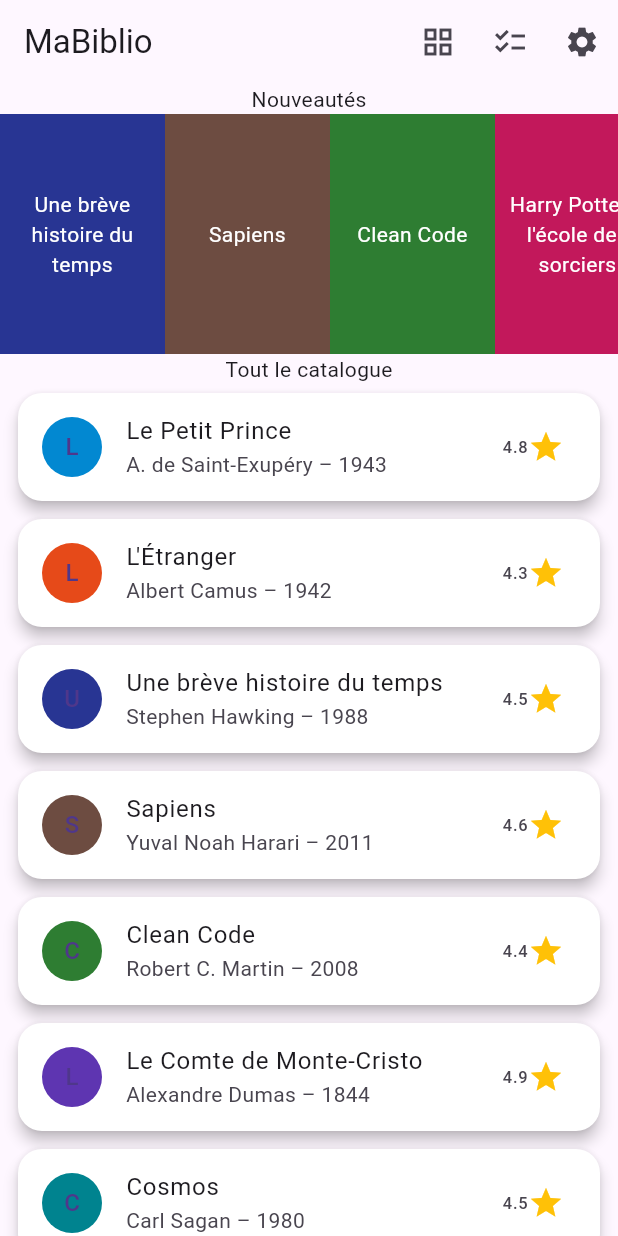
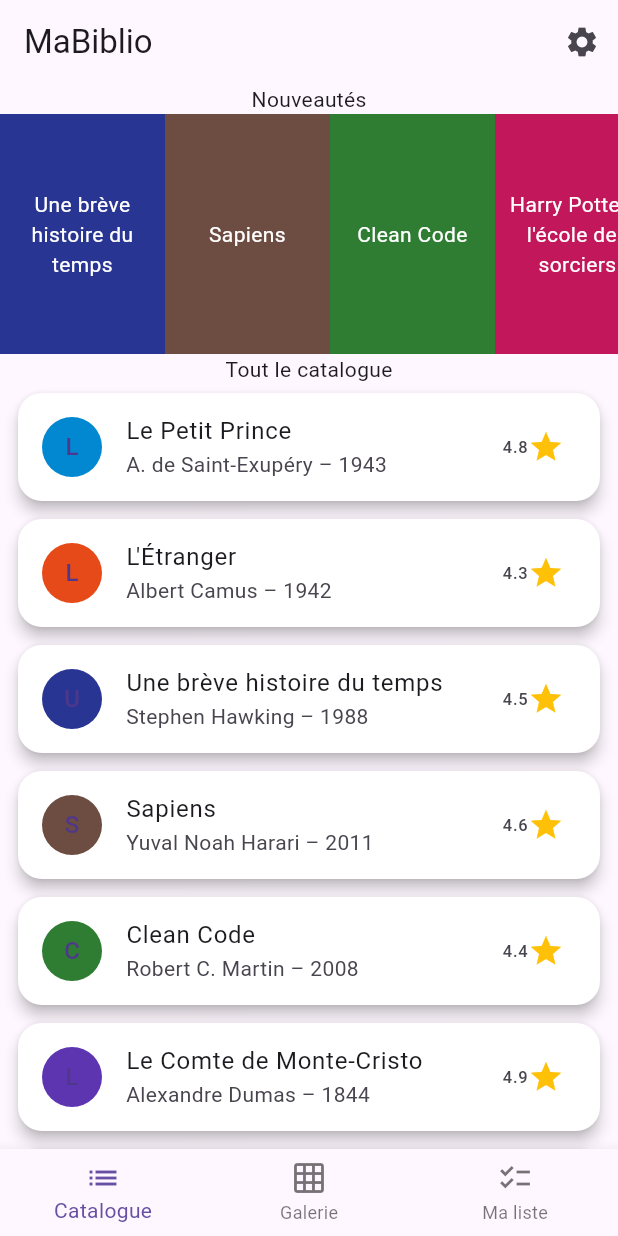
Before and after one commit to rayenn-ar/ma-biblio, a Flutter app: the screen it shows after launch, on a phone screen of 412 x 824 dp. Run offline on Flutter 3.47's test engine with Material 3 defaults, Android fonts, the phone set to English and light mode, and no system bars.

```diff
--- a/lib/data/livres_data.dart
+++ /dev/null
@@ -1,118 +0,0 @@
-import 'package:flutter/material.dart';
-
-import '../models/livre.dart';
-
-final List<Livre> livres = [
-  Livre(
-    id: 1,
-    titre: 'Le Petit Prince',
-    auteur: 'A. de Saint-Exupéry',
-    genre: 'Jeunesse',
-    annee: 1943,
-    note: 4.8,
-    couleur: Color(0xFF0288D1),
-  ),
-  Livre(
-    id: 2,
-    titre: "L'Étranger",
-    auteur: 'Albert Camus',
-    genre: 'Roman',
-    annee: 1942,
-    note: 4.3,
-    couleur: Color(0xFFE64A19),
-  ),
-  Livre(
-    id: 3,
-    titre: 'Une brève histoire du temps',
-    auteur: 'Stephen Hawking',
-    genre: 'Science',
-    annee: 1988,
-    note: 4.5,
-    couleur: Color(0xFF283593),
-    nouveaute: true,
-  ),
-  Livre(
-    id: 4,
-    titre: 'Sapiens',
-    auteur: 'Yuval Noah Harari',
-    genre: 'Histoire',
-    annee: 2011,
-    note: 4.6,
-    couleur: Color(0xFF6D4C41),
-    nouveaute: true,
-  ),
-  Livre(
-    id: 5,
-    titre: 'Clean Code',
-    auteur: 'Robert C. Martin',
-    genre: 'Informatique',
-    annee: 2008,
-    note: 4.4,
-    couleur: Color(0xFF2E7D32),
-    nouveaute: true,
-  ),
-  Livre(
-    id: 6,
-    titre: 'Le Comte de Monte-Cristo',
-    auteur: 'Alexandre Dumas',
-    genre: 'Roman',
-    annee: 1844,
-    note: 4.9,
-    couleur: Color(0xFF5E35B1),
-  ),
-  Livre(
-    id: 7,
-    titre: 'Cosmos',
-    auteur: 'Carl Sagan',
-    genre: 'Science',
-    annee: 1980,
-    note: 4.5,
-    couleur: Color(0xFF00838F),
-  ),
-  Livre(
-    id: 8,
-    titre: 'La Muqaddima',
-    auteur: 'Ibn Khaldoun',
-    genre: 'Histoire',
-    annee: 1377,
-    note: 4.7,
-    couleur: Color(0xFFF9A825),
-  ),
-  Livre(
-    id: 9,
-    titre: "Harry Potter à l'école des sorciers",
-    auteur: 'J. K. Rowling',
-    genre: 'Jeunesse',
-    annee: 1997,
-    note: 4.7,
-    couleur: Color(0xFFC2185B),
-    nouveaute: true,
-  ),
-  Livre(
-    id: 10,
-    titre: 'The Pragmatic Programmer',
-    auteur: 'Hunt & Thomas',
-    genre: 'Informatique',
-    annee: 1999,
-    note: 4.6,
-    couleur: Color(0xFF455A64),
-  ),
-  Livre(
-    id: 11,
-    titre: 'Les Misérables',
-    auteur: 'Victor Hugo',
-    genre: 'Roman',
-    annee: 1862,
-    note: 4.8,
-    couleur: Color(0xFFAD1457),
-  ),
-  Livre(
-    id: 12,
-    titre: 'Le Gène égoïste',
-    auteur: 'Richard Dawkins',
-    genre: 'Science',
-    annee: 1976,
-    note: 4.2,
-    couleur: Color(0xFF558B2F),
-  ),
-];
--- a/lib/main.dart
+++ b/lib/main.dart
@@ -5,6 +5,7 @@ import 'screens/catalogue_screen.dart';
 import 'screens/galerie_screen.dart';
 import 'screens/ma_liste_screen.dart';
 import 'screens/parametres_screen.dart';
+import 'services/livre_service.dart';
 
 void main() {
   runApp(const MyApp());
@@ -31,48 +32,92 @@ class HomePage extends StatefulWidget {
 }
 
 class _HomePageState extends State<HomePage> {
+  late Future<List<Livre>> _futurLivres;
+  int _index = 0;
+
+  @override
+  void initState() {
+    super.initState();
+    _futurLivres = chargerLivres();
+  }
+
+  void _recharger() {
+    setState(() {
+      _futurLivres = chargerLivres();
+    });
+  }
+
   @override
   Widget build(BuildContext context) {
+    return FutureBuilder<List<Livre>>(
+      future: _futurLivres,
+      builder: (context, snapshot) {
+        Widget body;
+
+        if (snapshot.connectionState == ConnectionState.waiting) {
+          body = const Center(child: CircularProgressIndicator());
+        } else if (snapshot.hasError) {
+          body = Center(
+            child: Text(
+              '${snapshot.error}',
+              style: const TextStyle(color: Colors.red),
+            ),
+          );
+        } else {
+          final livres = snapshot.data!;
+          final List<Widget> ecrans = [
+            CatalogueScreen(livres: livres),
+            GalerieScreen(livres: livres),
+            MaListeScreen(livres: livres),
+          ];
+          body = ecrans[_index];
+        }
+
         return Scaffold(
-      appBar: AppBar(
+          appBar: _index == 0
+              ? AppBar(
                   title: const Text('MaBiblio'),
                   actions: [
-          IconButton(
-            icon: const Icon(Icons.grid_view),
-            onPressed: () {
-              Navigator.push(
-                context,
-                MaterialPageRoute(
-                  builder: (context) => const GalerieScreen(),
-                ),
-              );
-            },
-          ),
-          IconButton(
-            icon: const Icon(Icons.checklist),
-            onPressed: () {
-              Navigator.push(
-                context,
-                MaterialPageRoute(
-                  builder: (context) => const MaListeScreen(),
-                ),
-              );
-            },
-          ),
                     IconButton(
                       icon: const Icon(Icons.settings),
                       onPressed: () {
                         Navigator.push(
                           context,
                           MaterialPageRoute(
-                  builder: (context) => const ParametresScreen(),
+                            builder: (context) =>
+                                ParametresScreen(onReinitialiser: _recharger),
                           ),
                         );
                       },
                     ),
                   ],
+                )
+              : null,
+          body: body,
+          bottomNavigationBar: BottomNavigationBar(
+            currentIndex: _index,
+            onTap: (index) {
+              setState(() {
+                _index = index;
+              });
+            },
+            items: const [
+              BottomNavigationBarItem(
+                icon: Icon(Icons.list),
+                label: 'Catalogue',
               ),
-      body: const CatalogueScreen(),
+              BottomNavigationBarItem(
+                icon: Icon(Icons.grid_on),
+                label: 'Galerie',
+              ),
+              BottomNavigationBarItem(
+                icon: Icon(Icons.checklist),
+                label: 'Ma liste',
+              ),
+            ],
+          ),
+        );
+      },
     );
   }
 }
@@ -88,6 +133,8 @@ Widget livreTile(Livre livre) {
     trailing: Row(
       mainAxisSize: MainAxisSize.min,
       children: [
+        if (livre.lu) const Icon(Icons.check_circle, color: Colors.green),
+        if (livre.favori) const Icon(Icons.favorite, color: Colors.red),
         Text('${livre.note}'),
         const Icon(Icons.star, color: Colors.amber),
       ],
--- a/lib/models/livre.dart
+++ b/lib/models/livre.dart
@@ -24,4 +24,39 @@ class Livre {
     this.lu = false,
     this.favori = false,
   });
+
+  factory Livre.fromJson(Map<String, dynamic> json) {
+    final hex = (json['couleur'] as String).substring(1);
+    return Livre(
+      id: json['id'] as int,
+      titre: json['titre'] as String,
+      auteur: json['auteur'] as String,
+      genre: json['genre'] as String,
+      annee: json['annee'] as int,
+      note: (json['note'] as num).toDouble(),
+      couleur: Color(int.parse('FF$hex', radix: 16)),
+      nouveaute: json['nouveaute'] as bool,
+      lu: json['lu'] as bool,
+      favori: json['favori'] as bool,
+    );
+  }
+
+  Map<String, dynamic> toJson() {
+    final hex = (couleur.toARGB32() & 0xFFFFFF)
+        .toRadixString(16)
+        .padLeft(6, '0')
+        .toUpperCase();
+    return {
+      'id': id,
+      'titre': titre,
+      'auteur': auteur,
+      'genre': genre,
+      'annee': annee,
+      'note': note,
+      'couleur': '#$hex',
+      'nouveaute': nouveaute,
+      'lu': lu,
+      'favori': favori,
+    };
+  }
 }
--- a/lib/screens/catalogue_screen.dart
+++ b/lib/screens/catalogue_screen.dart
@@ -1,13 +1,22 @@
 import 'package:flutter/material.dart';
 
-import '../data/livres_data.dart';
+import '../models/livre.dart';
 import '../widgets/livre_card.dart';
+import 'detail_screen.dart';
 
-class CatalogueScreen extends StatelessWidget {
-  const CatalogueScreen({super.key});
+class CatalogueScreen extends StatefulWidget {
+  final List<Livre> livres;
+
+  const CatalogueScreen({super.key, required this.livres});
 
   @override
+  State<CatalogueScreen> createState() => _CatalogueScreenState();
+}
+
+class _CatalogueScreenState extends State<CatalogueScreen> {
+  @override
   Widget build(BuildContext context) {
+    final livres = widget.livres;
     final nouveautes = livres.where((livre) => livre.nouveaute).toList();
 
     return Column(
@@ -37,7 +46,18 @@ class CatalogueScreen extends StatelessWidget {
         Expanded(
           child: ListView.builder(
             itemCount: livres.length,
-            itemBuilder: (context, index) => LivreCard(livre: livres[index]),
+            itemBuilder: (context, index) => LivreCard(
+              livre: livres[index],
+              onTap: () {
+                Navigator.push(
+                  context,
+                  MaterialPageRoute(
+                    builder: (context) =>
+                        DetailScreen(livre: livres[index], livres: livres),
+                  ),
+                ).then((_) => setState(() {}));
+              },
+            ),
           ),
         ),
       ],
--- a/lib/screens/detail_screen.dart
+++ b/lib/screens/detail_screen.dart
@@ -1,11 +1,13 @@
 import 'package:flutter/material.dart';
 
 import '../models/livre.dart';
+import '../services/livre_service.dart';
 
 class DetailScreen extends StatefulWidget {
   final Livre livre;
+  final List<Livre> livres;
 
-  const DetailScreen({super.key, required this.livre});
+  const DetailScreen({super.key, required this.livre, required this.livres});
 
   @override
   State<DetailScreen> createState() => _DetailScreenState();
@@ -58,6 +60,7 @@ class _DetailScreenState extends State<DetailScreen> {
                     setState(() {
                       livre.favori = !livre.favori;
                     });
+                    sauvegarderLivres(widget.livres);
                   },
                 ),
                 TextButton(
--- a/lib/widgets/livre_card.dart
+++ b/lib/widgets/livre_card.dart
@@ -2,12 +2,12 @@ import 'package:flutter/material.dart';
 
 import '../main.dart';
 import '../models/livre.dart';
-import '../screens/detail_screen.dart';
 
 class LivreCard extends StatelessWidget {
   final Livre livre;
+  final VoidCallback onTap;
 
-  const LivreCard({super.key, required this.livre});
+  const LivreCard({super.key, required this.livre, required this.onTap});
 
   @override
   Widget build(BuildContext context) {
@@ -19,12 +19,7 @@ class LivreCard extends StatelessWidget {
       color: Colors.white,
       clipBehavior: Clip.antiAlias,
       child: InkWell(
-        onTap: () {
-          Navigator.push(
-            context,
-            MaterialPageRoute(builder: (context) => DetailScreen(livre: livre)),
-          );
-        },
+        onTap: onTap,
         child: livreTile(livre),
       ),
     );
--- a/lib/widgets/livre_grid_item.dart
+++ b/lib/widgets/livre_grid_item.dart
@@ -38,6 +38,12 @@ class LivreGridItem extends StatelessWidget {
                 ],
               ),
             ),
+            if (livre.lu)
+              const Positioned(
+                top: 8,
+                left: 8,
+                child: Icon(Icons.check_circle, color: Colors.white),
+              ),
             if (livre.favori)
               const Positioned(
                 top: 8,
--- a/pubspec.yaml
+++ b/pubspec.yaml
@@ -34,6 +34,7 @@ dependencies:
   # The following adds the Cupertino Icons font to your application.
   # Use with the CupertinoIcons class for iOS style icons.
   cupertino_icons: ^1.0.8
+  path_provider: ^2.1.6
 
 dev_dependencies:
   flutter_test:
@@ -56,6 +57,8 @@ flutter:
   # included with your application, so that you can use the icons in
   # the material Icons class.
   uses-material-design: true
+  assets:
+    - assets/livres.json
 
   # To add assets to your application, add an assets section, like this:
   # assets:
```
Also changed, not shown: assets/livres.json (added, +14 -0 lines), lib/screens/galerie_screen.dart (+11 -4 lines), lib/screens/ma_liste_screen.dart (+7 -2 lines), lib/screens/parametres_screen.dart (+36 -1 lines), lib/services/livre_service.dart (added, +40 -0 lines), lib/services/livre_services.dart (deleted), pubspec.lock, 4 other files. Lines whose indentation alone changed are shown as unchanged.
